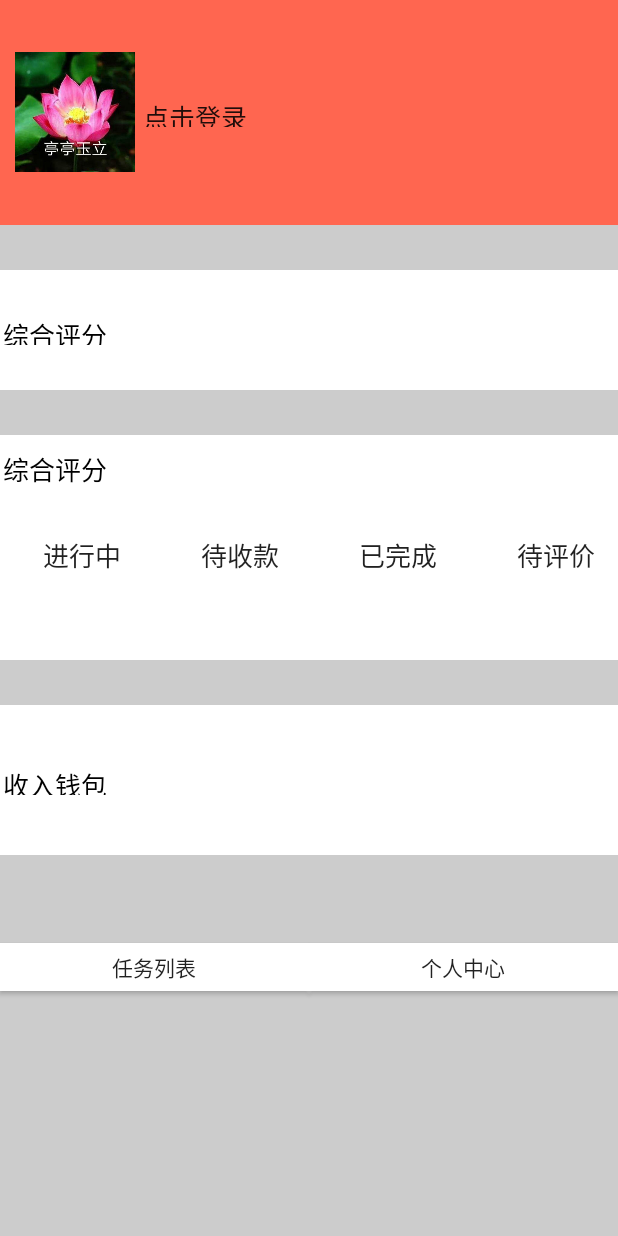
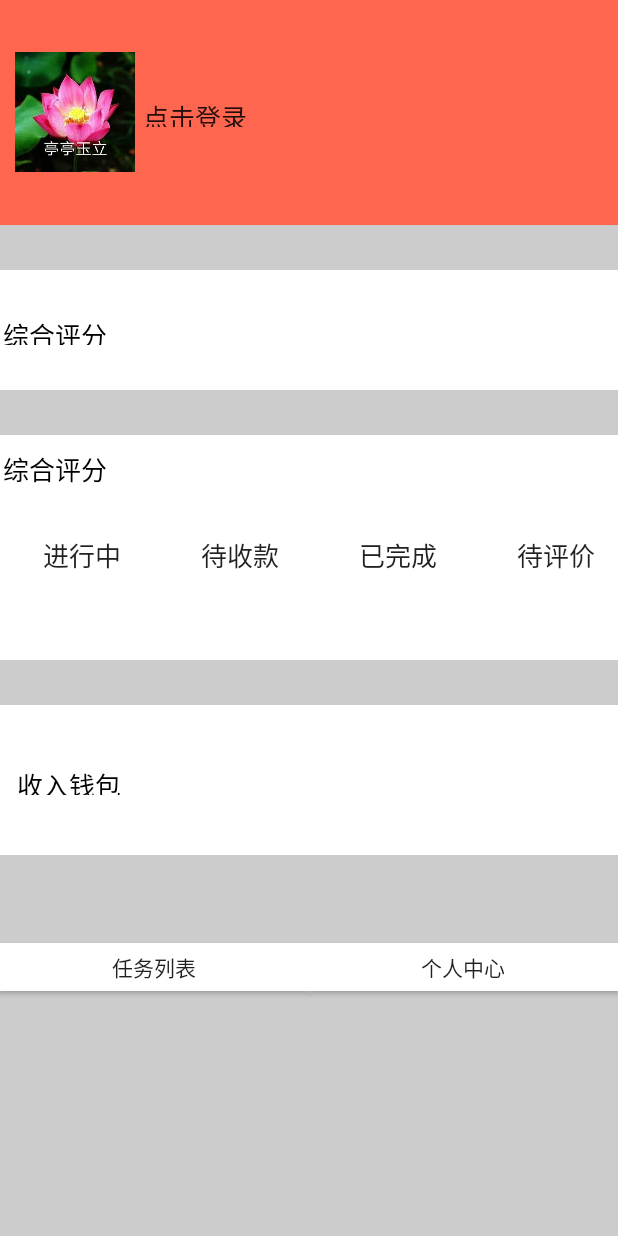
Before and after one commit to Baihappyday/lnb, an Android app: the workpersonalcenterActivity screen opened directly, with no data from a screen before it, on a phone screen of 412 x 824 dp. Run offline under Robolectric (Android 15) with nearby library versions, the phone set to English and light mode, and no system bars.

Commit message:
Update worker_personal_center.xml

```diff
--- a/app/src/main/res/layout/worker_personal_center.xml
+++ b/app/src/main/res/layout/worker_personal_center.xml
@@ -112,12 +112,14 @@
         android:padding="2dp"
         android:background="@color/white"
         android:layout_marginBottom="50dp">
-        <TextView
+        <Button
+            android:id="@+id/inwallet"
             android:layout_width="wrap_content"
             android:layout_height="20dp"
             android:text="收入钱包"
             android:textSize="17sp"
             android:textColor="@color/black"
+            android:background="@null"
             android:layout_gravity="center|left"/>
     </LinearLayout>
     <LinearLayout
```
